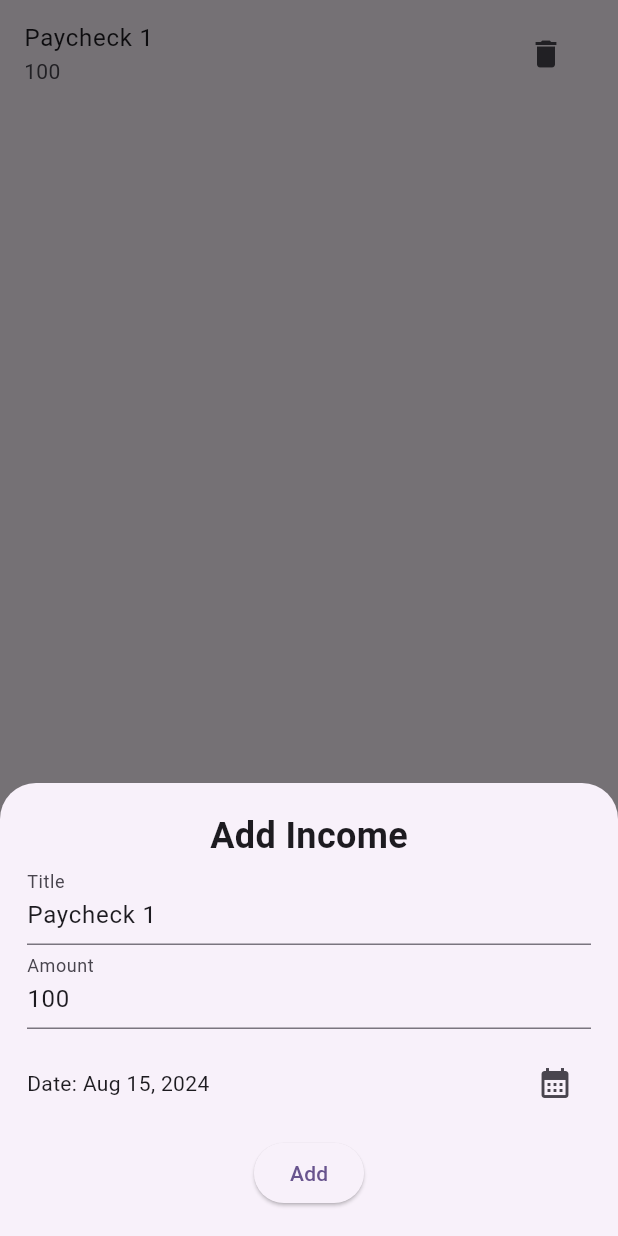
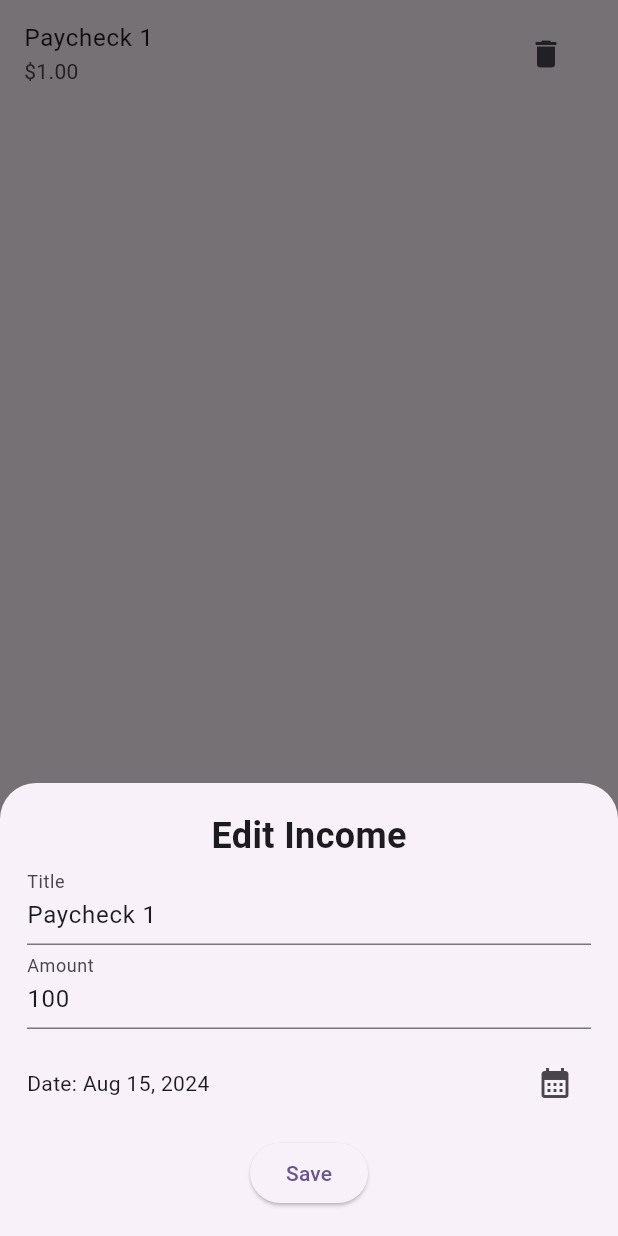
Before and after one commit to Just-LuisD/budgeting_app, a Flutter app: the IncomeItem widget shown alone on an empty page, opened directly with sample values from the repository, after a tap on "Paycheck 1", on a phone screen of 412 x 824 dp. Run offline on Flutter 3.47's test engine with Material 3 defaults, Android fonts, the phone set to English and light mode, and no system bars; our stand-ins replace go_router, sqflite; accounts and stored records are empty.

Commit message:
fixed minor bugs with income form and tweaked income item to have the proper currency format

```diff
--- a/lib/presentation/widgets/income_form.dart
+++ b/lib/presentation/widgets/income_form.dart
@@ -80,9 +80,9 @@ class _IncomeFormState extends State<IncomeForm> {
         child: Column(
           mainAxisSize: MainAxisSize.min,
           children: [
-            const Text(
-              "Add Income",
-              style: TextStyle(
+            Text(
+              widget.income == null ? "Add Income" : "Edit Income",
+              style: const TextStyle(
                 fontSize: 24,
                 fontWeight: FontWeight.bold,
               ),
@@ -134,7 +134,7 @@ class _IncomeFormState extends State<IncomeForm> {
             ),
             ElevatedButton(
               onPressed: _onSubmit,
-              child: const Text("Add"),
+              child: Text(widget.income == null ? "Add" : "Save"),
             ),
           ],
         ),
--- a/lib/presentation/widgets/income_list.dart
+++ b/lib/presentation/widgets/income_list.dart
@@ -1,6 +1,9 @@
 import 'package:budgeting_app/domain/entities/income.dart';
 import 'package:budgeting_app/presentation/widgets/income_form.dart';
 import 'package:flutter/material.dart';
+import 'package:intl/intl.dart';
+
+final curencyFormatter = NumberFormat.simpleCurrency();
 
 class IncomeList extends StatelessWidget {
   final List<Income> incomeList;
@@ -49,7 +52,7 @@ class IncomeItem extends StatelessWidget {
   Widget build(BuildContext context) {
     return ListTile(
       title: Text(income.title),
-      subtitle: Text(income.amount.toString()),
+      subtitle: Text(curencyFormatter.format(income.amount / 100)),
       trailing: IconButton(
         onPressed: () {
           onDelete(income.id!);
```
